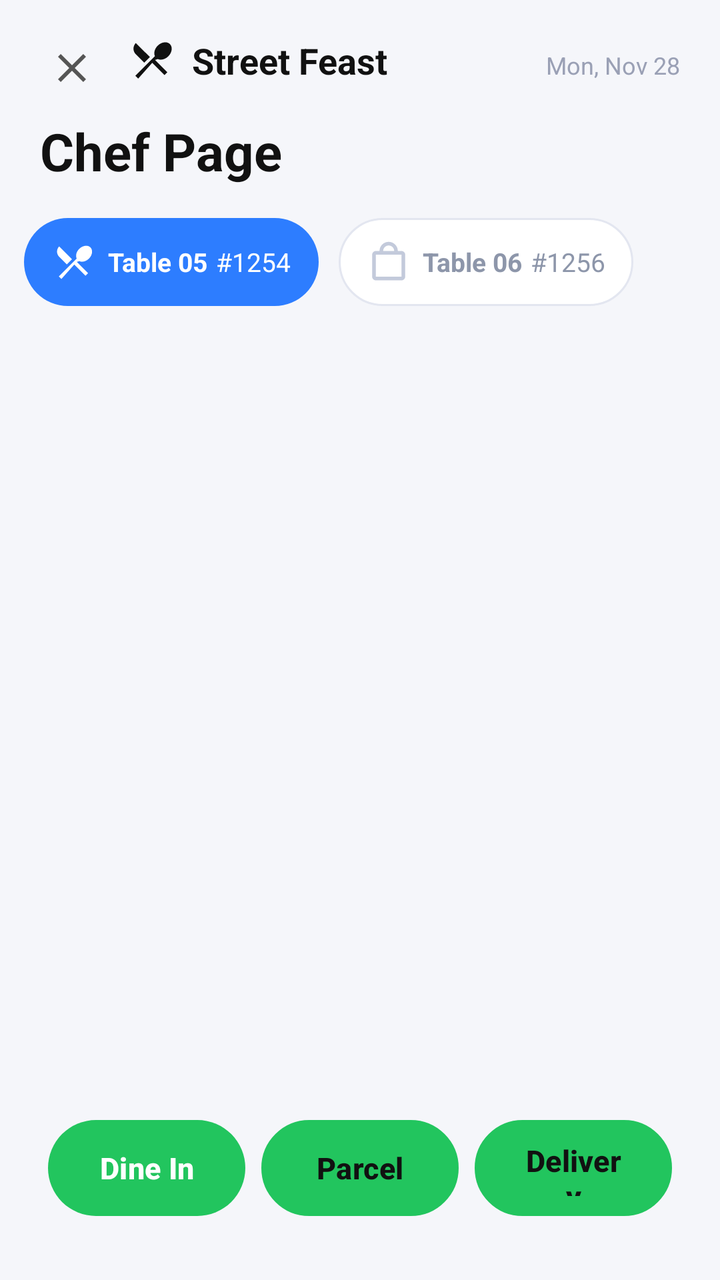
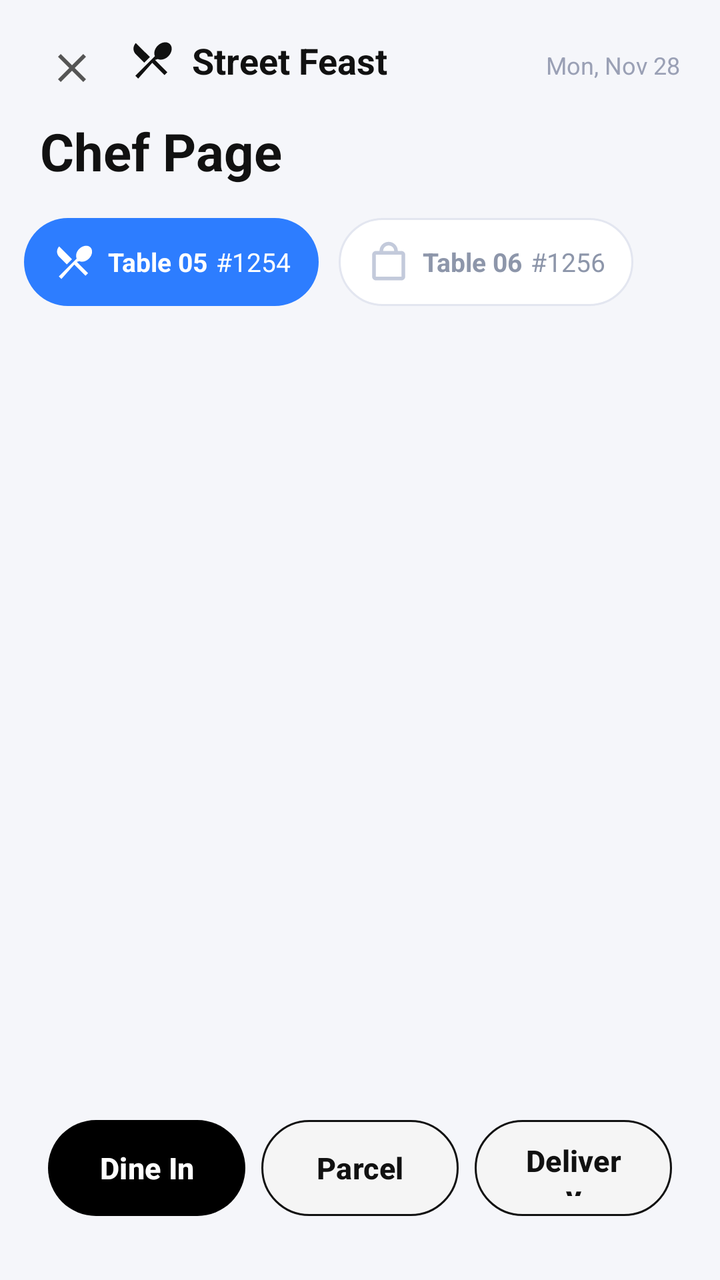

The first picture is an Android layout as it rendered before a commit; the second is the same layout after the commit. The layout source and the unified diff follow.
<!-- AndroidManifest.xml: application theme Theme.StreetFeast -->
<!-- res/layout/chef_page.xml -->
<?xml version="1.0" encoding="utf-8"?>
<androidx.constraintlayout.widget.ConstraintLayout xmlns:android="http://schemas.android.com/apk/res/android"
    xmlns:app="http://schemas.android.com/apk/res-auto"
    android:id="@+id/root"
    android:layout_width="match_parent"
    android:layout_height="match_parent"
    android:background="#F5F6FA">

    

    <LinearLayout
        android:id="@+id/topBar"
        android:layout_width="0dp"
        android:layout_height="wrap_content"
        android:orientation="horizontal"
        android:paddingStart="20dp"
        android:paddingEnd="20dp"
        android:paddingTop="18dp"
        android:paddingBottom="4dp"
        app:layout_constraintTop_toTopOf="parent"
        app:layout_constraintStart_toStartOf="parent"
        app:layout_constraintEnd_toEndOf="parent">

        <ImageButton
            android:id="@+id/btnClose"
            android:layout_width="32dp"
            android:layout_height="32dp"
            android:background="@android:color/transparent"
            android:src="@drawable/ic_close"
            app:tint="#555555" />

        <ImageView
            android:id="@+id/ivLogo"
            android:layout_width="24dp"
            android:layout_height="24dp"
            android:layout_marginStart="12dp"
            android:layout_marginEnd="8dp"
            android:src="@drawable/ic_cutlery"
            android:contentDescription="Street Feast Logo"
            app:tint="#111111" />

        <TextView
            android:id="@+id/tvRestaurantName"
            android:layout_width="0dp"
            android:layout_height="wrap_content"
            android:layout_marginStart="0dp"
            android:layout_weight="1"
            android:text="Street Feast"
            android:textColor="#111111"
            android:textSize="18sp"
            android:textStyle="bold" />

        <TextView
            android:id="@+id/tvDate"
            android:layout_width="wrap_content"
            android:layout_height="wrap_content"
            android:text="Mon, Nov 28"
            android:textColor="#9AA0B5"
            android:textSize="12sp" />

    </LinearLayout>

    <TextView
        android:id="@+id/tvPageTitle"
        android:layout_width="wrap_content"
        android:layout_height="wrap_content"
        android:layout_marginStart="20dp"
        android:layout_marginTop="4dp"
        android:text="Chef Page"
        android:textColor="#111111"
        android:textSize="26sp"
        android:textStyle="bold"
        app:layout_constraintTop_toBottomOf="@id/topBar"
        app:layout_constraintStart_toStartOf="parent" />

    

    <HorizontalScrollView
        android:id="@+id/tabsScroll"
        android:layout_width="0dp"
        android:layout_height="wrap_content"
        android:layout_marginTop="16dp"
        android:paddingStart="12dp"
        android:paddingEnd="12dp"
        android:scrollbars="none"
        app:layout_constraintTop_toBottomOf="@id/tvPageTitle"
        app:layout_constraintStart_toStartOf="parent"
        app:layout_constraintEnd_toEndOf="parent">

        <LinearLayout
            android:id="@+id/tabsContainer"
            android:layout_width="wrap_content"
            android:layout_height="wrap_content"
            android:orientation="horizontal">

            
            <LinearLayout
                android:id="@+id/tabTable05"
                android:layout_width="wrap_content"
                android:layout_height="44dp"
                android:layout_marginEnd="10dp"
                android:background="@drawable/bg_tab_selected"
                android:gravity="center_vertical"
                android:orientation="horizontal"
                android:paddingStart="14dp"
                android:paddingEnd="14dp">

                <ImageView
                    android:id="@+id/iconTab05"
                    android:layout_width="22dp"
                    android:layout_height="22dp"
                    android:src="@drawable/ic_cutlery"
                    app:tint="@android:color/white" />

                <TextView
                    android:id="@+id/tvTabSelectedLabel"
                    android:layout_width="wrap_content"
                    android:layout_height="wrap_content"
                    android:layout_marginStart="6dp"
                    android:text="Table 05"
                    android:textColor="@android:color/white"
                    android:textSize="13sp"
                    android:textStyle="bold" />

                <TextView
                    android:id="@+id/tvTabSelectedNumber"
                    android:layout_width="wrap_content"
                    android:layout_height="wrap_content"
                    android:layout_marginStart="4dp"
                    android:text="#1254"
                    android:textColor="@android:color/white"
                    android:textSize="13sp" />
            </LinearLayout>

            
            <LinearLayout
                android:id="@+id/tabTable06"
                android:layout_width="wrap_content"
                android:layout_height="44dp"
                android:layout_marginEnd="10dp"
                android:background="@drawable/bg_tab_unselected"
                android:gravity="center_vertical"
                android:orientation="horizontal"
                android:paddingStart="14dp"
                android:paddingEnd="14dp">

                <ImageView
                    android:id="@+id/iconTab06"
                    android:layout_width="22dp"
                    android:layout_height="22dp"
                    android:src="@drawable/ic_bag"
                    app:tint="#C3CADB" />

                <TextView
                    android:id="@+id/tvTabTable06"
                    android:layout_width="wrap_content"
                    android:layout_height="wrap_content"
                    android:layout_marginStart="6dp"
                    android:text="Table 06"
                    android:textColor="#8D96AA"
                    android:textSize="13sp"
                    android:textStyle="bold" />

                <TextView
                    android:id="@+id/tvTabTable06Number"
                    android:layout_width="wrap_content"
                    android:layout_height="wrap_content"
                    android:layout_marginStart="4dp"
                    android:text="#1256"
                    android:textColor="#8D96AA"
                    android:textSize="13sp" />
            </LinearLayout>

            

        </LinearLayout>
    </HorizontalScrollView>

    

    <androidx.viewpager2.widget.ViewPager2
        android:id="@+id/viewPagerOrders"
        android:layout_width="0dp"
        android:layout_height="0dp"
        android:layout_marginStart="16dp"
        android:layout_marginEnd="16dp"
        android:layout_marginTop="18dp"
        app:layout_constraintTop_toBottomOf="@id/tabsScroll"
        app:layout_constraintBottom_toTopOf="@+id/bottomButtons"
        app:layout_constraintStart_toStartOf="parent"
        app:layout_constraintEnd_toEndOf="parent" />

    

    <LinearLayout
        android:id="@+id/bottomButtons"
        android:layout_width="0dp"
        android:layout_height="72dp"
        android:layout_marginStart="24dp"
        android:layout_marginEnd="24dp"
        android:layout_marginBottom="20dp"
        android:gravity="center"
        android:orientation="horizontal"
        app:layout_constraintBottom_toBottomOf="parent"
        app:layout_constraintStart_toStartOf="parent"
        app:layout_constraintEnd_toEndOf="parent">

        <Button
            android:id="@+id/btnEatAway"
            android:layout_width="0dp"
            android:layout_height="48dp"
            android:layout_marginEnd="8dp"
            android:layout_weight="1"
            android:background="@drawable/bg_black_pill"
            android:text="Dine In"
            android:textAllCaps="false"
            android:textColor="@android:color/white"
            android:textSize="15sp"
            android:textStyle="bold"
            android:elevation="4dp" />

        <Button
            android:id="@+id/btnParcel"
            android:layout_width="0dp"
            android:layout_height="48dp"
            android:layout_marginEnd="8dp"
            android:layout_weight="1"
            android:background="@drawable/bg_white_outline_pill"
            android:text="Parcel"
            android:textAllCaps="false"
            android:textColor="#111111"
            android:textSize="15sp"
            android:textStyle="bold"
            android:elevation="2dp" />

        <Button
            android:id="@+id/btnDelivery"
            android:layout_width="0dp"
            android:layout_height="48dp"
            android:layout_weight="1"
            android:background="@drawable/bg_white_outline_pill"
            android:text="Delivery"
            android:textAllCaps="false"
            android:textColor="#111111"
            android:textSize="15sp"
            android:textStyle="bold"
            android:elevation="2dp" />
    </LinearLayout>

</androidx.constraintlayout.widget.ConstraintLayout>
<!-- resources referenced by this layout -->
<resources>
  <!-- drawable bg_black_pill (drawable) -->
  <shape xmlns:android="http://schemas.android.com/apk/res/android">
      <solid android:color="#000000" />
      <corners android:radius="24dp" />
  </shape>
  <!-- drawable bg_tab_selected (drawable) -->
  <shape xmlns:android="http://schemas.android.com/apk/res/android">
      <solid android:color="#2D7DFF" />
      <corners android:radius="22dp" />
  </shape>
  <!-- drawable bg_tab_unselected (drawable) -->
  <shape xmlns:android="http://schemas.android.com/apk/res/android">
      <solid android:color="#FFFFFF" />
      <corners android:radius="22dp" />
      <stroke
          android:width="1dp"
          android:color="#E3E6F0" />
  </shape>
  <!-- drawable bg_white_outline_pill (drawable) -->
  <shape xmlns:android="http://schemas.android.com/apk/res/android">
      <solid android:color="#F5F5F5" />
      <corners android:radius="24dp" />
      <stroke
          android:width="1dp"
          android:color="#111111" />
  </shape>
  <!-- drawable ic_bag (drawable) -->
  <vector xmlns:android="http://schemas.android.com/apk/res/android"
      android:width="24dp"
      android:height="24dp"
      android:viewportWidth="24"
      android:viewportHeight="24">
      <path
          android:fillColor="#FF000000"
          android:pathData="M19,6h-2c0,-2.76 -2.24,-5 -5,-5S7,3.24 7,6H5c-1.1,0 -1.99,0.9 -1.99,2L3,20c0,1.1 0.9,2 2,2h14c1.1,0 2,-0.9 2,-2V8c0,-1.1 -0.9,-2 -2,-2zM12,3c1.66,0 3,1.34 3,3H9c0,-1.66 1.34,-3 3,-3zM19,20H5V8h14v12z"/>
  </vector>
  <!-- drawable ic_close (drawable) -->
  <vector xmlns:android="http://schemas.android.com/apk/res/android"
      android:width="24dp"
      android:height="24dp"
      android:viewportWidth="24"
      android:viewportHeight="24">
      <path
          android:fillColor="#FF000000"
          android:pathData="M19,6.41L17.59,5 12,10.59 6.41,5 5,6.41 10.59,12 5,17.59 6.41,19 12,13.41 17.59,19 19,17.59 13.41,12z"/>
  </vector>
  <!-- drawable ic_cutlery (drawable) -->
  <vector xmlns:android="http://schemas.android.com/apk/res/android"
      android:width="24dp"
      android:height="24dp"
      android:viewportWidth="24"
      android:viewportHeight="24">
      <path
          android:fillColor="#FF000000"
          android:pathData="M8.1,13.34l2.83,-2.83L3.91,3.5c-1.56,1.56 -1.56,4.09 0,5.66l4.19,4.18zM14.88,11.53c1.53,0.71 3.68,0.21 5.27,-1.38 1.91,-1.91 2.28,-4.65 0.81,-6.12 -1.46,-1.46 -4.2,-1.1 -6.12,0.81 -1.59,1.59 -2.09,3.74 -1.38,5.27L3.7,19.87l1.41,1.41L12.14,13.4l-0.02,-0.02 6.13,6.13 1.41,-1.41 -6.13,-6.13z"/>
  </vector>
  <style name="Theme.StreetFeast" parent="Base.Theme.StreetFeast" />
  <style name="Base.Theme.StreetFeast" parent="Theme.Material3.Light.NoActionBar">
          <item name="colorPrimary">@color/action_primary</item>
          <item name="colorOnPrimary">@color/white</item>
          <item name="android:statusBarColor">@color/white</item>
          <item name="android:windowLightStatusBar">true</item>
          <item name="android:textColorPrimary">@color/text_primary</item>
          <item name="android:textColorSecondary">@color/text_secondary</item>
      </style>
  <color name="action_primary">#22C55E</color>
  <color name="white">#FFFFFFFF</color>
  <color name="text_primary">#1F2937</color>
  <color name="text_secondary">#6B7280</color>
</resources>

<!-- the commit's change to res/layout/chef_page.xml (unified diff, before → after) -->
@@ -217,7 +217,8 @@
             android:textColor="@android:color/white"
             android:textSize="15sp"
             android:textStyle="bold"
-            android:elevation="4dp" />
+            android:elevation="4dp"
+            app:backgroundTint="@null" />
 
         <Button
             android:id="@+id/btnParcel"
@@ -231,7 +232,8 @@
             android:textColor="#111111"
             android:textSize="15sp"
             android:textStyle="bold"
-            android:elevation="2dp" />
+            android:elevation="2dp"
+            app:backgroundTint="@null" />
 
         <Button
             android:id="@+id/btnDelivery"
@@ -244,7 +246,8 @@
             android:textColor="#111111"
             android:textSize="15sp"
             android:textStyle="bold"
-            android:elevation="2dp" />
+            android:elevation="2dp"
+            app:backgroundTint="@null" />
     </LinearLayout>
 
 </androidx.constraintlayout.widget.ConstraintLayout>
